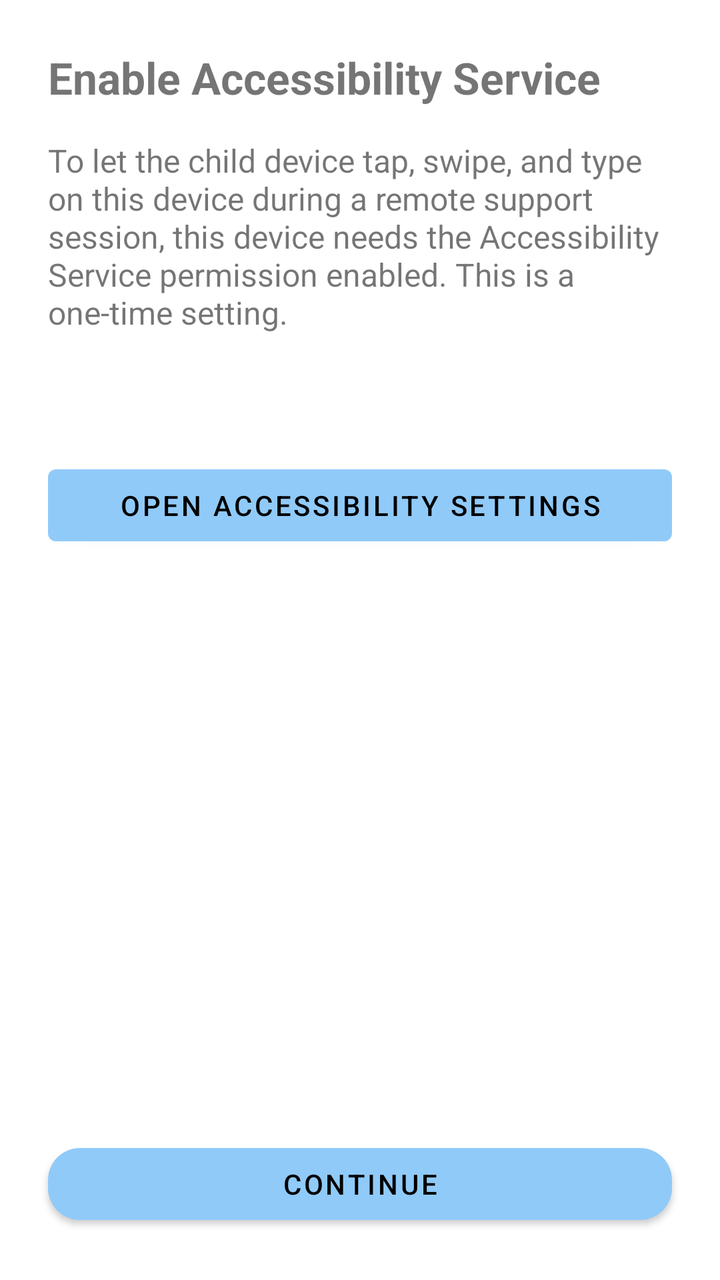
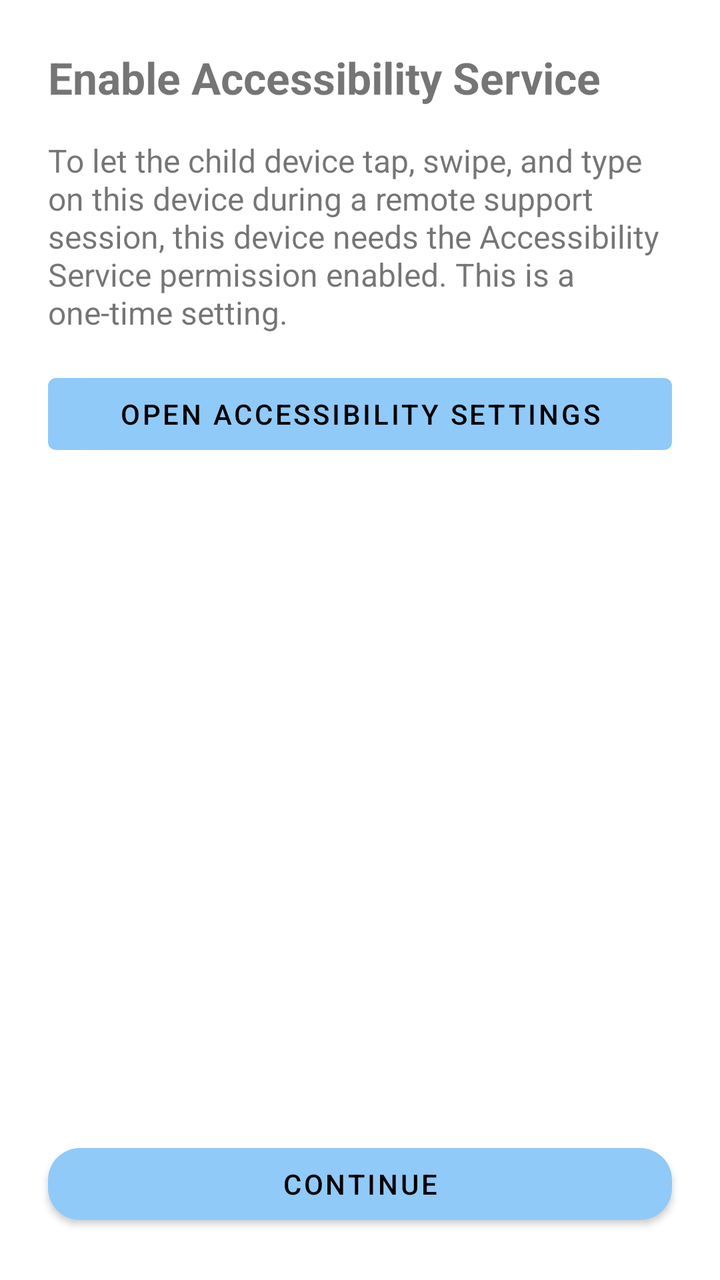

An Android layout rendered at two revisions. The XML below is the earlier revision; the diff shows what the commit changed to produce the second picture.
<!-- AndroidManifest.xml: application theme Theme.FamilyRemote -->
<!-- res/layout/activity_accessibility_onboarding.xml -->
<?xml version="1.0" encoding="utf-8"?>
<LinearLayout xmlns:android="http://schemas.android.com/apk/res/android"
    xmlns:app="http://schemas.android.com/apk/res-auto"
    android:layout_width="match_parent"
    android:layout_height="match_parent"
    android:orientation="vertical">

    <ScrollView
        android:layout_width="match_parent"
        android:layout_height="0dp"
        android:layout_weight="1">

        <LinearLayout
            android:layout_width="match_parent"
            android:layout_height="wrap_content"
            android:orientation="vertical"
            android:padding="24dp">

            <TextView
                android:id="@+id/titleText"
                android:layout_width="wrap_content"
                android:layout_height="wrap_content"
                android:text="@string/accessibility_onboarding_title"
                android:textSize="22sp"
                android:textStyle="bold" />

            <TextView
                android:id="@+id/explanationText"
                android:layout_width="match_parent"
                android:layout_height="wrap_content"
                android:layout_marginTop="16dp"
                android:text="@string/accessibility_onboarding_explanation"
                android:textSize="16sp" />

            <TextView
                android:id="@+id/statusText"
                android:layout_width="wrap_content"
                android:layout_height="wrap_content"
                android:layout_marginTop="24dp"
                android:textSize="16sp"
                android:textStyle="bold" />

            <Button
                android:id="@+id/openSettingsButton"
                android:layout_width="match_parent"
                android:layout_height="wrap_content"
                android:layout_marginTop="16dp"
                android:text="@string/accessibility_onboarding_open_settings" />

        </LinearLayout>
    </ScrollView>

    <Button
        android:id="@+id/continueButton"
        android:layout_width="match_parent"
        android:layout_height="wrap_content"
        android:layout_margin="24dp"
        android:text="@string/action_continue"
        app:cornerRadius="16dp" />

</LinearLayout>
<!-- resources referenced by this layout -->
<resources>
  <string name="accessibility_onboarding_explanation">To let the child device tap, swipe, and type on this device during a remote support session, this device needs the Accessibility Service permission enabled. This is a one-time setting.</string>
  <string name="accessibility_onboarding_open_settings">Open Accessibility Settings</string>
  <string name="accessibility_onboarding_title">Enable Accessibility Service</string>
  <string name="action_continue">Continue</string>
  <style name="Theme.FamilyRemote" parent="Theme.MaterialComponents.DayNight.NoActionBar">
          <item name="colorPrimary">@color/pastel_blue</item>
          <item name="colorPrimaryDark">@color/pastel_blue_dark</item>
          <item name="colorOnPrimary">@color/black</item>
          <item name="colorAccent">@color/pastel_green</item>
          <item name="android:windowBackground">@color/app_background</item>
      </style>
  <color name="pastel_blue">#FF90CAF9</color>
  <color name="pastel_blue_dark">#FF64B5F6</color>
  <color name="black">#FF000000</color>
  <color name="pastel_green">#FFA5D6A7</color>
  <color name="app_background">#FFFFFFFF</color>
</resources>

<!-- the commit's change to res/layout/activity_accessibility_onboarding.xml (unified diff, before → after) -->
@@ -32,6 +32,13 @@
                 android:text="@string/accessibility_onboarding_explanation"
                 android:textSize="16sp" />
 
+            <Button
+                android:id="@+id/openSettingsButton"
+                android:layout_width="match_parent"
+                android:layout_height="wrap_content"
+                android:layout_marginTop="16dp"
+                android:text="@string/accessibility_onboarding_open_settings" />
+
             <TextView
                 android:id="@+id/statusText"
                 android:layout_width="wrap_content"
@@ -39,13 +46,6 @@
                 android:layout_marginTop="24dp"
                 android:textSize="16sp"
                 android:textStyle="bold" />
-
-            <Button
-                android:id="@+id/openSettingsButton"
-                android:layout_width="match_parent"
-                android:layout_height="wrap_content"
-                android:layout_marginTop="16dp"
-                android:text="@string/accessibility_onboarding_open_settings" />
 
         </LinearLayout>
     </ScrollView>
